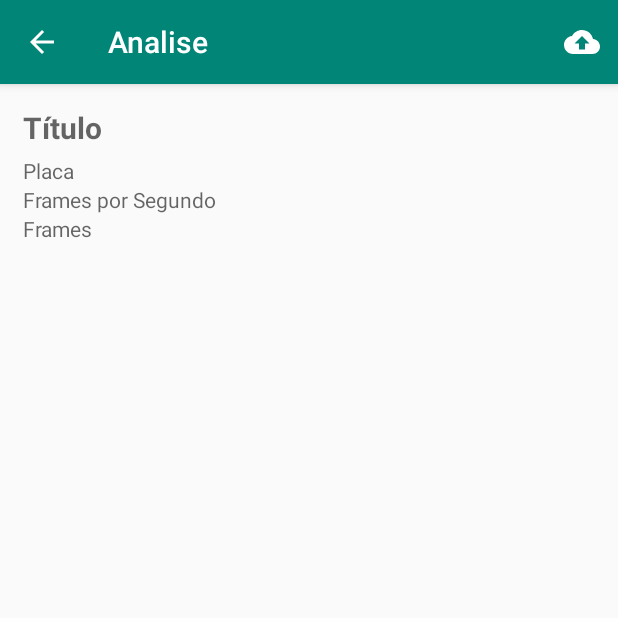
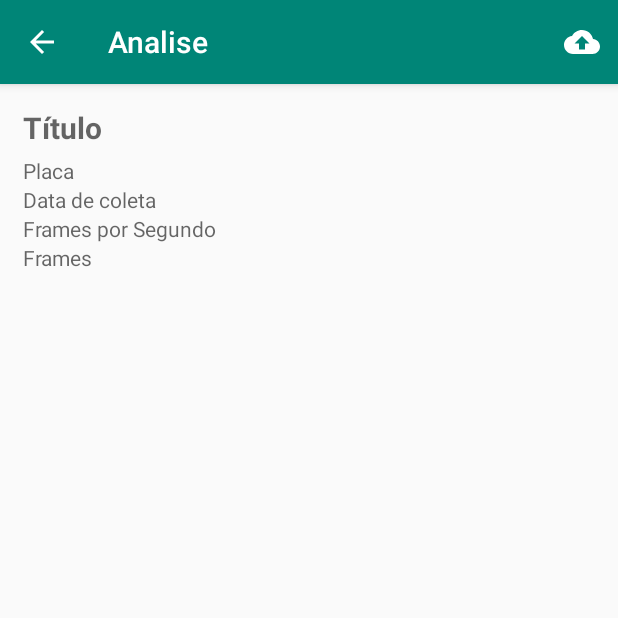
Before and after one commit to LaBECFar/sinae, an Android app: the AnaliseActivity screen opened directly, with no data from a screen before it, on a phone screen of 412 x 824 dp, the top half of it. Run offline under Robolectric (Android 15) with nearby library versions, the phone set to English and light mode, and no system bars; our stand-ins replace Room's generated code.

Commit message:
app: data de coleta nos detalhes da analise

```diff
--- a/app/app/src/main/java/br/com/webgenium/sinae/AnaliseActivity.kt
+++ b/app/app/src/main/java/br/com/webgenium/sinae/AnaliseActivity.kt
@@ -81,6 +81,12 @@ class AnaliseActivity : AppCompatActivity() {
                 txt_titulo.text = it.tempo
                 txt_fps.text = "FPS: " + it.fps
                 txt_placa.text = getString(R.string.board) + ": " + it.placa
+
+                var data = it.dataColeta
+                if(data.contains("T")) {
+                    data = data.split("T")[0]
+                }
+                txt_data.text = getString(R.string.collection_date) + ": " + data
 
                 it.frames = dao.getFramesFromAnalise(id).toMutableList()
                 mAdapter.atualizar(it.frames)
--- a/app/app/src/main/res/layout/activity_analise.xml
+++ b/app/app/src/main/res/layout/activity_analise.xml
@@ -60,6 +60,13 @@
             android:hint="@string/board"/>
 
         <TextView
+            android:id="@+id/txt_data"
+            android:layout_width="match_parent"
+            android:layout_height="wrap_content"
+            android:textSize="14sp"
+            android:hint="@string/collection_date"/>
+
+        <TextView
             android:id="@+id/txt_fps"
             android:layout_width="match_parent"
             android:layout_height="wrap_content"
```
